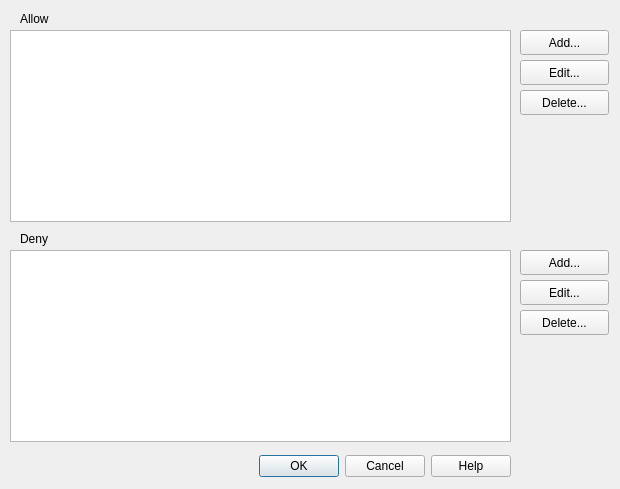
First picture: the form in src/cdlgeditsessionfilter.ui, repository grodansparadis/vscp-works-qt, before the edit.
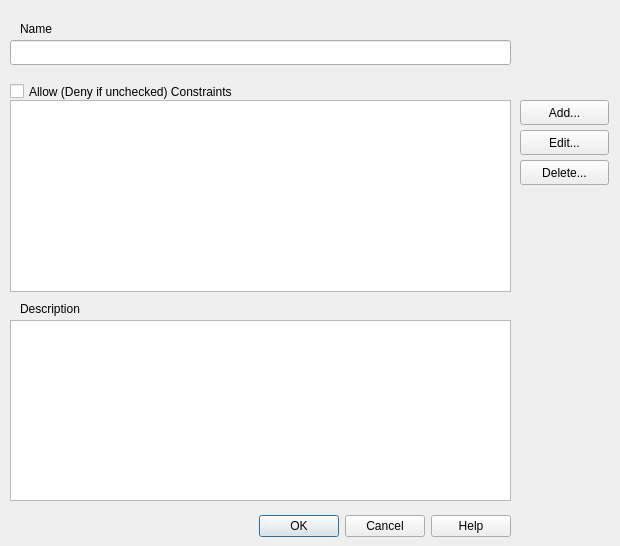
Second picture: the form after the edit. Icons and pictures are not drawn.

Commit message: Added constraint settings for filters

What changed in the file:
```diff
--- a/src/cdlgeditsessionfilter.ui
+++ b/src/cdlgeditsessionfilter.ui
@@ -7,7 +7,7 @@
     <x>0</x>
     <y>0</y>
     <width>620</width>
-    <height>489</height>
+    <height>546</height>
    </rect>
   </property>
   <property name="windowTitle">
@@ -17,7 +17,7 @@
    <property name="geometry">
     <rect>
      <x>10</x>
-     <y>450</y>
+     <y>510</y>
      <width>501</width>
      <height>32</height>
     </rect>
@@ -33,130 +33,120 @@
    <property name="geometry">
     <rect>
      <x>10</x>
-     <y>30</y>
+     <y>100</y>
      <width>501</width>
      <height>192</height>
     </rect>
    </property>
    <property name="contextMenuPolicy">
     <enum>Qt::CustomContextMenu</enum>
+   </property>
+   <property name="sortingEnabled">
+    <bool>true</bool>
+   </property>
+  </widget>
+  <widget class="QPushButton" name="btnAddAllowConstraint">
+   <property name="geometry">
+    <rect>
+     <x>520</x>
+     <y>100</y>
+     <width>89</width>
+     <height>25</height>
+    </rect>
+   </property>
+   <property name="text">
+    <string>Add...</string>
+   </property>
+  </widget>
+  <widget class="QPushButton" name="btnEditAllowConstraint">
+   <property name="geometry">
+    <rect>
+     <x>520</x>
+     <y>130</y>
+     <width>89</width>
+     <height>25</height>
+    </rect>
+   </property>
+   <property name="text">
+    <string>Edit...</string>
+   </property>
+  </widget>
+  <widget class="QPushButton" name="btnDeleteAllowConstraint">
+   <property name="geometry">
+    <rect>
+     <x>520</x>
+     <y>160</y>
+     <width>89</width>
+     <height>25</height>
+    </rect>
+   </property>
+   <property name="text">
+    <string>Delete...</string>
+   </property>
+  </widget>
+  <widget class="QCheckBox" name="chkAllow">
+   <property name="geometry">
+    <rect>
+     <x>10</x>
+     <y>80</y>
+     <width>351</width>
+     <height>23</height>
+    </rect>
+   </property>
+   <property name="text">
+    <string>Allow (Deny if unchecked) Constraints</string>
+   </property>
+  </widget>
+  <widget class="QLineEdit" name="editName">
+   <property name="geometry">
+    <rect>
+     <x>10</x>
+     <y>40</y>
+     <width>501</width>
+     <height>25</height>
+    </rect>
+   </property>
+   <property name="toolTip">
+    <string>Name of filter</string>
    </property>
   </widget>
   <widget class="QLabel" name="label">
    <property name="geometry">
     <rect>
      <x>20</x>
-     <y>10</y>
+     <y>20</y>
      <width>67</width>
      <height>17</height>
     </rect>
    </property>
    <property name="text">
-    <string>Allow</string>
+    <string>Name</string>
+   </property>
+  </widget>
+  <widget class="QTextEdit" name="textDescription">
+   <property name="geometry">
+    <rect>
+     <x>10</x>
+     <y>320</y>
+     <width>501</width>
+     <height>181</height>
+    </rect>
+   </property>
+   <property name="toolTip">
+    <string>Full description for event</string>
    </property>
   </widget>
   <widget class="QLabel" name="label_2">
    <property name="geometry">
     <rect>
      <x>20</x>
-     <y>230</y>
-     <width>67</width>
+     <y>300</y>
+     <width>111</width>
      <height>17</height>
     </rect>
    </property>
    <property name="text">
-    <string>Deny</string>
-   </property>
-  </widget>
-  <widget class="QListWidget" name="listDeny">
-   <property name="geometry">
-    <rect>
-     <x>10</x>
-     <y>250</y>
-     <width>501</width>
-     <height>192</height>
-    </rect>
-   </property>
-   <property name="contextMenuPolicy">
-    <enum>Qt::CustomContextMenu</enum>
-   </property>
-  </widget>
-  <widget class="QPushButton" name="pushButton">
-   <property name="geometry">
-    <rect>
-     <x>520</x>
-     <y>30</y>
-     <width>89</width>
-     <height>25</height>
-    </rect>
-   </property>
-   <property name="text">
-    <string>Add...</string>
-   </property>
-  </widget>
-  <widget class="QPushButton" name="pushButton_2">
-   <property name="geometry">
-    <rect>
-     <x>520</x>
-     <y>60</y>
-     <width>89</width>
-     <height>25</height>
-    </rect>
-   </property>
-   <property name="text">
-    <string>Edit...</string>
-   </property>
-  </widget>
-  <widget class="QPushButton" name="pushButton_4">
-   <property name="geometry">
-    <rect>
-     <x>520</x>
-     <y>90</y>
-     <width>89</width>
-     <height>25</height>
-    </rect>
-   </property>
-   <property name="text">
-    <string>Delete...</string>
-   </property>
-  </widget>
-  <widget class="QPushButton" name="pushButton_3">
-   <property name="geometry">
-    <rect>
-     <x>520</x>
-     <y>250</y>
-     <width>89</width>
-     <height>25</height>
-    </rect>
-   </property>
-   <property name="text">
-    <string>Add...</string>
-   </property>
-  </widget>
-  <widget class="QPushButton" name="pushButton_5">
-   <property name="geometry">
-    <rect>
-     <x>520</x>
-     <y>310</y>
-     <width>89</width>
-     <height>25</height>
-    </rect>
-   </property>
-   <property name="text">
-    <string>Delete...</string>
-   </property>
-  </widget>
-  <widget class="QPushButton" name="pushButton_6">
-   <property name="geometry">
-    <rect>
-     <x>520</x>
-     <y>280</y>
-     <width>89</width>
-     <height>25</height>
-    </rect>
-   </property>
-   <property name="text">
-    <string>Edit...</string>
+    <string>Description</string>
    </property>
   </widget>
  </widget>
```
Left out of the diff: 21 changed lines with no effect on the pictures. The commit also changes 30 other files.
